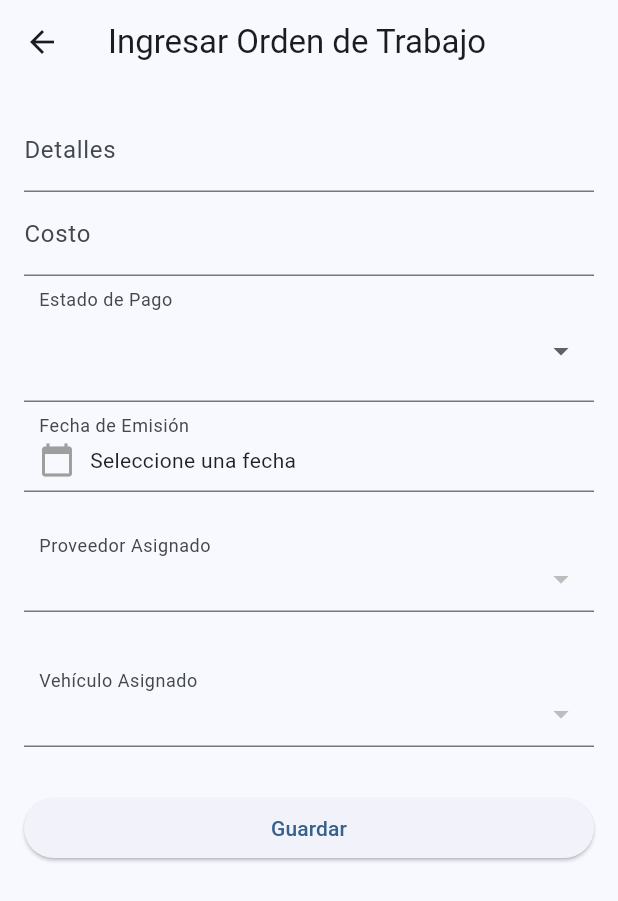
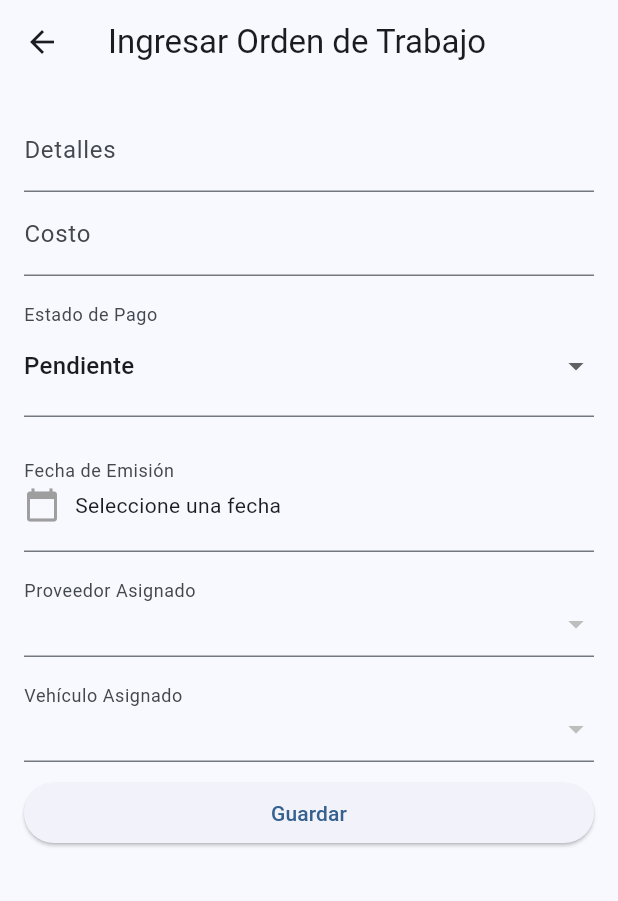
Before and after one commit to enHANSced/proyectofinal_appmantenimiento, a Flutter app: the AddWorkOrderPage screen opened directly, on a phone screen of 412 x 824 dp. Shown: the top 901 px of the screen. Run offline on Flutter 3.47's test engine with Material 3 defaults, Android fonts, the phone set to English and light mode, and no system bars; network calls fail.

Commit message:
some ui fixes

```diff
--- a/lib/Add/add_vehicle_page.dart
+++ b/lib/Add/add_vehicle_page.dart
@@ -123,7 +123,7 @@ class _AgregarVehiculoState extends State<AgregarVehiculo> {
               const SizedBox(height: 30),
               ElevatedButton(
                 onPressed: (){_enviarFormulario();
-                  Navigator.pop(context);
+                  //Navigator.pop(context);
                 },
                 child: const Text('Guardar'),
               ),
--- a/lib/Add/add_work_order_page.dart
+++ b/lib/Add/add_work_order_page.dart
@@ -96,7 +96,7 @@ class _AddWorkOrderPageState extends State<AddWorkOrderPage> {
           );
         } else {
           ScaffoldMessenger.of(context).showSnackBar(
-            const SnackBar(content: Text('Error al guardar la orden de tarea, es posible que la orden de tarea ya exista')),
+            const SnackBar(content: Text('Error al guardar la orden de tarea.')),
           );
         }
       }
@@ -131,15 +131,20 @@ class _AddWorkOrderPageState extends State<AddWorkOrderPage> {
             children: [
               _buildTextField('Detalles', _detailsController),
               _buildTextField('Costo', _costController, isNumeric: true),
+              const SizedBox(height: 10),
               _construirDropdownEstadoPago(),
+              const SizedBox(height: 10),
               _buildDateField('Fecha de Emisión', _dateIssuedController, context),
-              const SizedBox(height: 20),
+              const SizedBox(height: 10),
               _construirDropdownDeproveedores(),
-              const SizedBox(height: 30),
+              const SizedBox(height: 10),
               _construirDropdownDeVehiculos(),
-              const SizedBox(height: 30),
+              const SizedBox(height: 10),
               ElevatedButton(
-                onPressed: _enviarFormulario,
+                onPressed: () {
+                  _enviarFormulario();
+                  Navigator.pop(context);
+                },
                 child: const Text('Guardar'),
               ),
             ],
@@ -170,7 +175,7 @@ class _AddWorkOrderPageState extends State<AddWorkOrderPage> {
         decoration: InputDecoration(
           labelText: label,
           hintText: 'Seleccione una fecha',
-          contentPadding: EdgeInsets.symmetric(horizontal: 10, vertical: 10),
+          contentPadding: EdgeInsets.symmetric(vertical: 20),
         ),
         child: Row(
           children: [
@@ -178,7 +183,6 @@ class _AddWorkOrderPageState extends State<AddWorkOrderPage> {
             SizedBox(width: 10),
             Text(
               controller.text.isEmpty ? 'Seleccione una fecha' : controller.text,
-              style: TextStyle(color: Colors.black87),
             ),
           ],
         ),
@@ -191,7 +195,7 @@ class _AddWorkOrderPageState extends State<AddWorkOrderPage> {
       decoration: const InputDecoration(
         labelText: 'Proveedor Asignado',
         hintText: 'Seleccione un Proveedor',
-        contentPadding: EdgeInsets.symmetric(horizontal: 10, vertical: 10),
+        contentPadding: EdgeInsets.symmetric(vertical: 10),
       ),
       child: DropdownButtonHideUnderline(
         child: DropdownButton<String>(
@@ -220,7 +224,7 @@ class _AddWorkOrderPageState extends State<AddWorkOrderPage> {
       decoration: const InputDecoration(
         labelText: 'Vehículo Asignado',
         hintText: 'Seleccione un vehículo',
-        contentPadding: EdgeInsets.symmetric(horizontal: 10, vertical: 10),
+        contentPadding: EdgeInsets.symmetric(vertical: 10),
       ),
       child: DropdownButtonHideUnderline(
         child: DropdownButton<String>(
@@ -249,11 +253,11 @@ class _AddWorkOrderPageState extends State<AddWorkOrderPage> {
       decoration: const InputDecoration(
         labelText: 'Estado de Pago',
         hintText: 'Seleccione un estado de pago',
-        contentPadding: EdgeInsets.symmetric(horizontal: 10, vertical: 10),
+        contentPadding: EdgeInsets.symmetric(vertical: 10),
       ),
       child: DropdownButtonHideUnderline(
         child: DropdownButton<String>(
-          value: _estadoPagoSeleccionado,
+          value: _estadoPagoSeleccionado ?? 'Pendiente',
           borderRadius: BorderRadius.circular(15),
           isExpanded: true,
           icon: const Icon(Icons.arrow_drop_down),
--- a/lib/Pages/vehicles_page.dart
+++ b/lib/Pages/vehicles_page.dart
@@ -52,7 +52,7 @@ class _VehiclesPageState extends State<VehiclesPage> {
               crossAxisAlignment: CrossAxisAlignment.start,
               children: [
                 Text(
-                  'Ingrese los vehículos que quiera mantener en la base de datos rellenando un formulario predeterminado.',
+                  'Ingrese los vehículos que quiera mantener en la base de datos.',
                   style: TextStyle(fontSize: 16),
                 ),
                 SizedBox(height: 20),
@@ -65,7 +65,7 @@ class _VehiclesPageState extends State<VehiclesPage> {
                   itemBuilder: (context, index) => _buildVehicleCard(
                       context,
                       '${vehiculos[index]["marca"]} ${vehiculos[index]["modelo"]}',
-                      '${vehiculos[index]["anio"]}',
+                      '${vehiculos[index]["id"]}',
                       index), // Pasando index aquí
                 ),
                 SizedBox(height: 20),
```
Also changed, not shown: lib/Pages/providers_page.dart (+2 -5 lines), lib/Show/Show_work_order.dart (+14 -8 lines).
